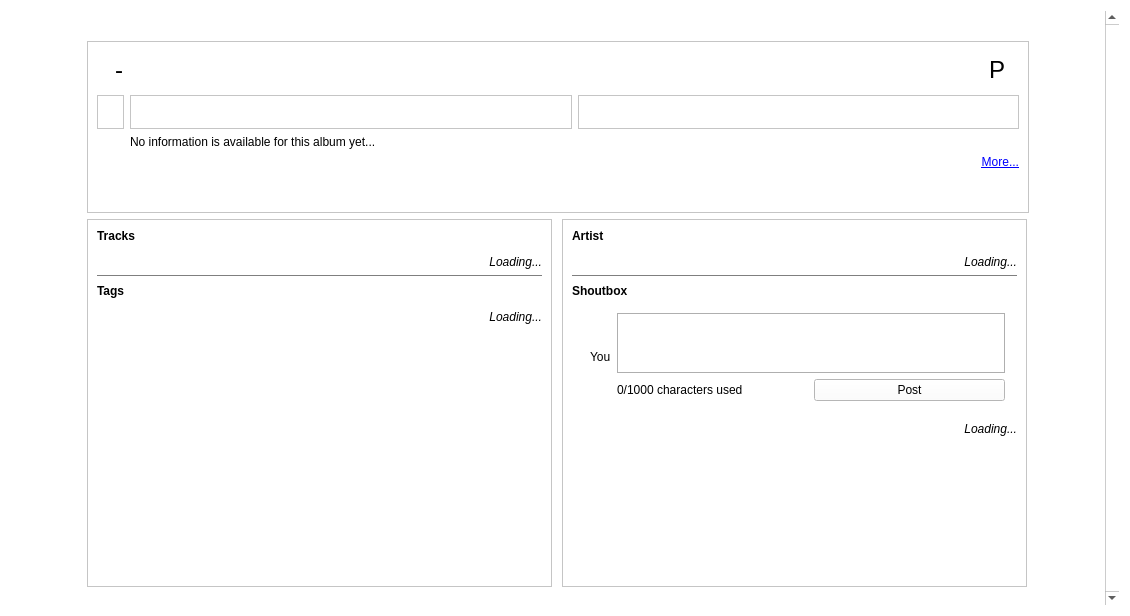
This is hathor/halbumcontext.ui in jnetterf/hathor as Qt 5 draws it before an edit. The edited form follows.
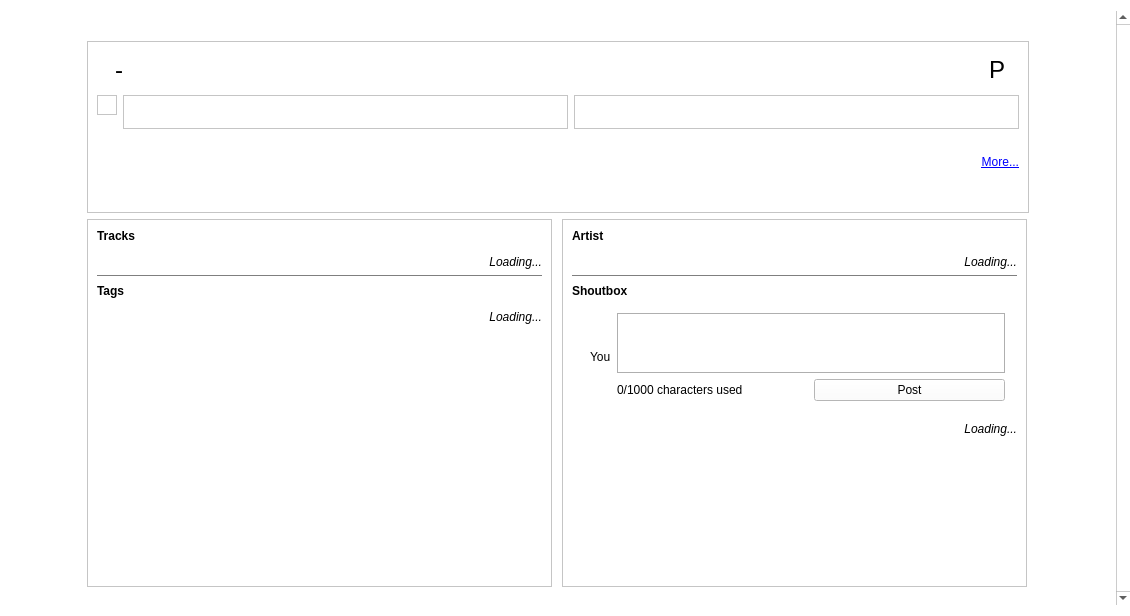
This is the edited form. Icons and pictures are not drawn. Custom widgets are drawn as their Qt base class.

What changed in the file:
```diff
--- a/hathor/halbumcontext.ui
+++ b/hathor/halbumcontext.ui
@@ -429,6 +429,12 @@
    <string>Form</string>
   </property>
   <layout class="QHBoxLayout" name="horizontalLayout">
+   <property name="leftMargin">
+    <number>0</number>
+   </property>
+   <property name="rightMargin">
+    <number>0</number>
+   </property>
    <item>
     <widget class="QScrollArea" name="scrollArea">
      <property name="frameShape">
@@ -448,7 +454,7 @@
        <rect>
         <x>0</x>
         <y>0</y>
-        <width>1105</width>
+        <width>1113</width>
         <height>608</height>
        </rect>
       </property>
@@ -457,17 +463,23 @@
         <widget class="QWidget" name="widget_5" native="true">
          <property name="minimumSize">
           <size>
-           <width>968</width>
+           <width>950</width>
            <height>0</height>
           </size>
          </property>
          <property name="maximumSize">
           <size>
-           <width>968</width>
+           <width>950</width>
            <height>16777215</height>
           </size>
          </property>
          <layout class="QGridLayout" name="gridLayout_9">
+          <property name="leftMargin">
+           <number>0</number>
+          </property>
+          <property name="rightMargin">
+           <number>0</number>
+          </property>
           <item row="3" column="1">
            <widget class="QFrame" name="frame_7">
             <property name="minimumSize">
@@ -1850,20 +1862,7 @@
                  </property>
                  <layout class="QGridLayout" name="gridLayout_11">
                   <item row="0" column="0">
-                   <widget class="QLabel" name="label_albumPic">
-                    <property name="sizePolicy">
-                     <sizepolicy hsizetype="Maximum" vsizetype="Preferred">
-                      <horstretch>0</horstretch>
-                      <verstretch>0</verstretch>
-                     </sizepolicy>
-                    </property>
-                    <property name="text">
-                     <string/>
-                    </property>
-                    <property name="alignment">
-                     <set>Qt::AlignCenter</set>
-                    </property>
-                   </widget>
+                   <widget class="HPixmapView" name="label_albumPic" native="true"/>
                   </item>
                  </layout>
                 </widget>
@@ -1981,7 +1980,7 @@
                  <rect>
                   <x>0</x>
                   <y>0</y>
-                  <width>898</width>
+                  <width>894</width>
                   <height>72</height>
                  </rect>
                 </property>
@@ -2004,7 +2003,7 @@
                     </sizepolicy>
                    </property>
                    <property name="text">
-                    <string>No information is available for this album yet...</string>
+                    <string> </string>
                    </property>
                    <property name="alignment">
                     <set>Qt::AlignLeading|Qt::AlignLeft|Qt::AlignTop</set>
@@ -2064,6 +2063,12 @@
   </layout>
  </widget>
  <customwidgets>
+  <customwidget>
+   <class>HPixmapView</class>
+   <extends>QWidget</extends>
+   <header>hpixmapview.h</header>
+   <container>1</container>
+  </customwidget>
   <customwidget>
    <class>HStupidResizeWidget</class>
    <extends>QScrollArea</extends>
```
Left out of the diff: 6 changed lines with no effect on the pictures.
